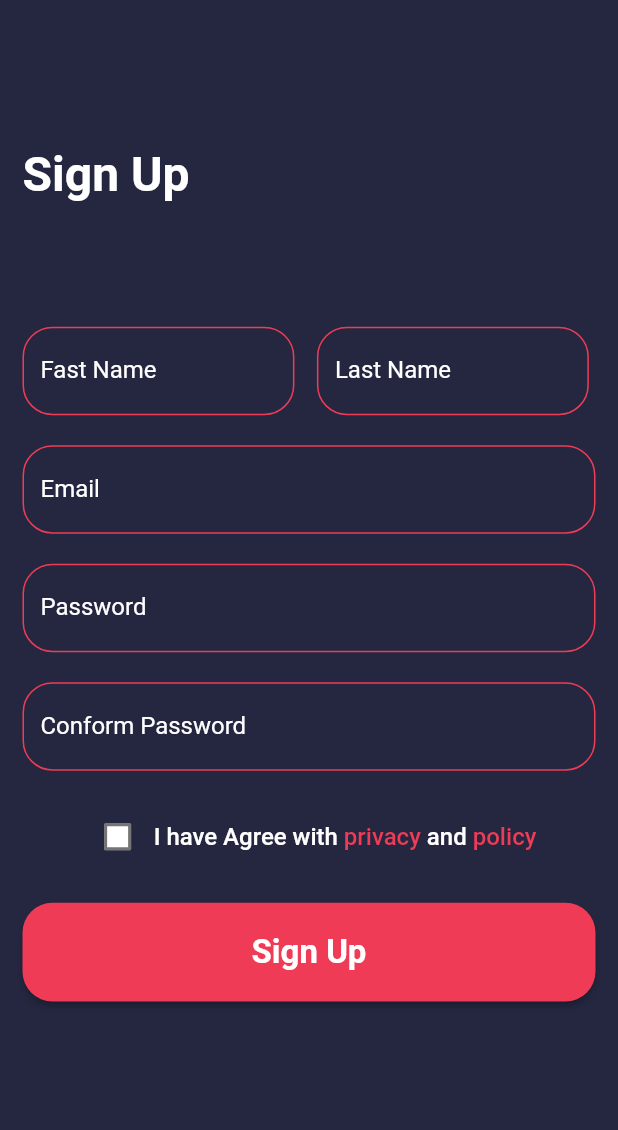
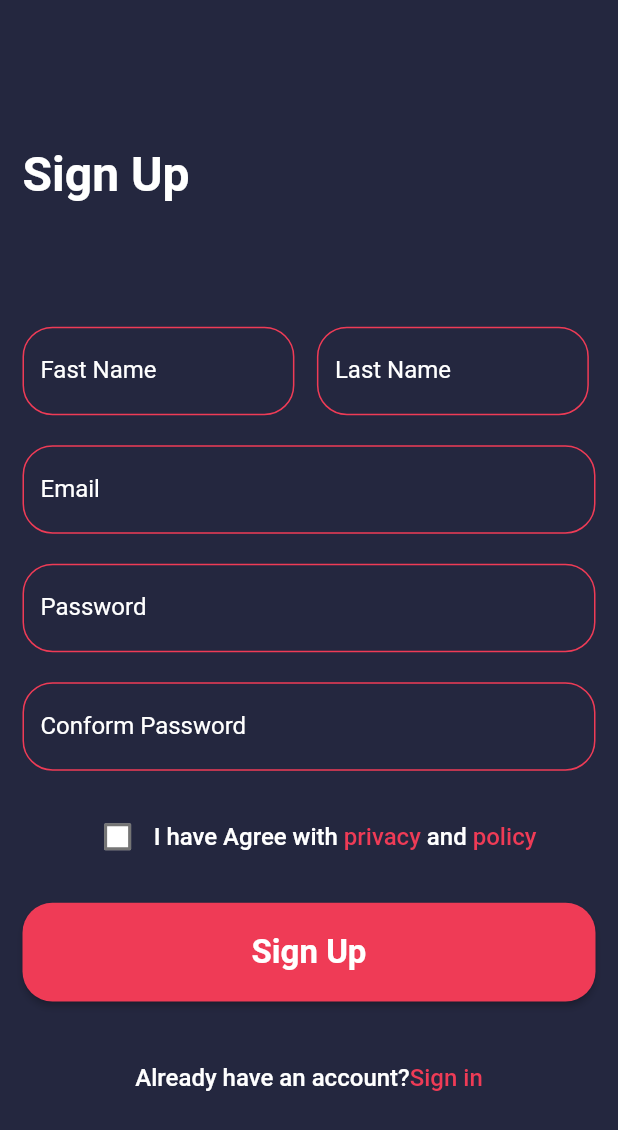
Before and after one commit to MuhammedNihalcp/social_media_app, a Flutter app: the screen it shows after launch, on a phone screen of 412 x 824 dp. Shown: the top 1130 px of the screen. Run offline on Flutter 3.47's test engine with Material 2 defaults, Android fonts, the light colour scheme and no system bars.

Commit message:
add already have an account text

```diff
--- a/lib/Screen/auth/sign_up_screen/view/sign_up_view.dart
+++ b/lib/Screen/auth/sign_up_screen/view/sign_up_view.dart
@@ -145,8 +145,7 @@ class ScreenSignUP extends StatelessWidget {
                       fixedSize: MaterialStateProperty.all(
                         Size(width * 0.8, height * 0.08),
                       ),
-                        shape:
-                            MaterialStateProperty.all<RoundedRectangleBorder>(
+                      shape: MaterialStateProperty.all<RoundedRectangleBorder>(
                         RoundedRectangleBorder(
                           borderRadius: BorderRadius.circular(20),
                         ),
@@ -160,7 +159,34 @@ class ScreenSignUP extends StatelessWidget {
                     child: const Text(
                       'Sign Up',
                       style: authButtonTextStyle,
-                      ))
+                    ),
+                  ),
+                  SizedBox(
+                    height: height * 0.05,
+                  ),
+                  Row(
+                    mainAxisAlignment: MainAxisAlignment.center,
+                    children: [
+                      RichText(
+                        text: const TextSpan(
+                          text: 'Already have an account?',
+                          style: TextStyle(
+                              color: colorWhith,
+                              fontWeight: FontWeight.w500,
+                              fontSize: 16),
+                          children: <TextSpan>[
+                            TextSpan(
+                              text: 'Sign in',
+                              style: TextStyle(
+                                fontWeight: FontWeight.w500,
+                                color: authbuttoncolor,
+                              ),
+                            ),
+                          ],
+                        ),
+                      ),
+                    ],
+                  )
                 ],
               ),
             ),
```
Lines whose indentation alone changed are shown as unchanged.
